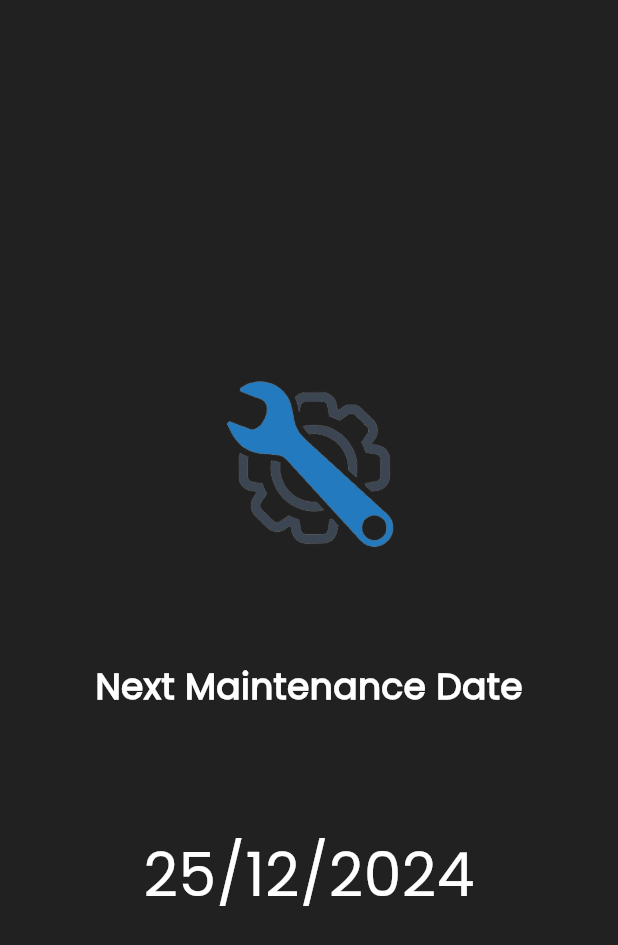
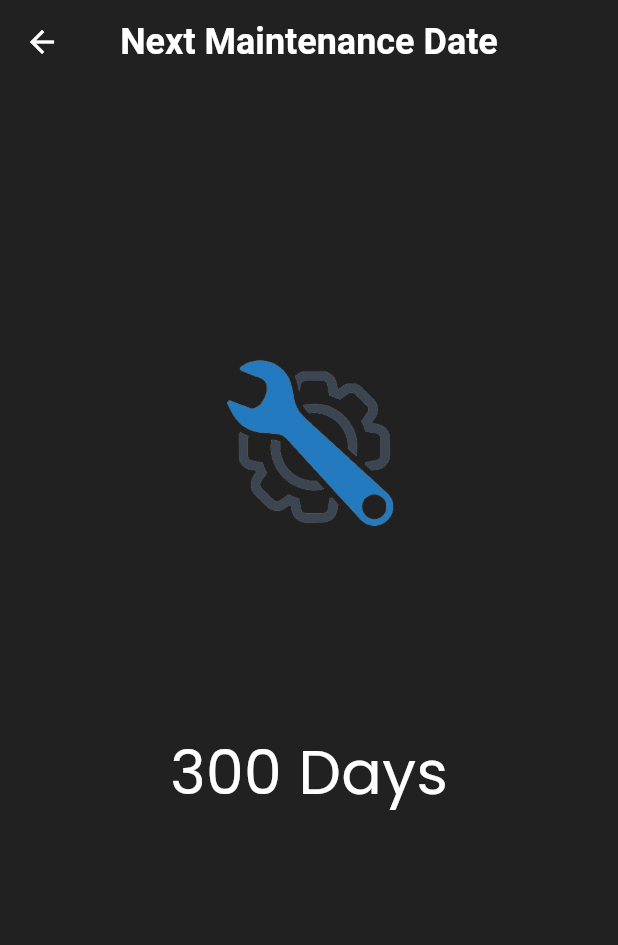
Before and after one commit to AshenDulsanka/IoT-PMS, a Flutter app: the NextMD screen opened directly, on a phone screen of 412 x 824 dp. Shown: the top 945 px of the screen. Run offline on Flutter 3.47's test engine with Material 3 defaults, Android fonts, the phone set to English and light mode, and no system bars.

Commit message:
modified nextmd page with appbar

```diff
--- a/mobileapp/lib/pages/nextmd.dart
+++ b/mobileapp/lib/pages/nextmd.dart
@@ -8,9 +8,31 @@
   Widget build(BuildContext context) {
     return Scaffold(
       backgroundColor: Colors.grey[900],
-      body: Center(
+      appBar: AppBar(
+        title: Text(
+          "Next Maintenance Date",
+          textAlign: TextAlign.center,
+          style: TextStyle(
+            color: Colors.white,
+            fontSize: 24,
+            fontWeight: FontWeight.bold,
+          ),
+        ),
+        centerTitle: true,
+        backgroundColor: Colors.grey[900], // Set app bar color to match background
+        elevation: 0,
+        leading: IconButton(
+          icon: Icon(Icons.arrow_back),
+          color: Colors.white,
+          onPressed: () {
+            Navigator.pop(context);
+          },
+        ),// Remove elevation
+      ),
+      body: SafeArea(
+        child: Center(
           child: Container(
-          padding: EdgeInsets.fromLTRB(20.0, 220.0, 20.0, 0.0),
+            padding: EdgeInsets.fromLTRB(20.0, 150.0, 20.0, 0.0),
             child: Column(
               mainAxisAlignment: MainAxisAlignment.start,
               children: [
@@ -20,19 +42,9 @@
                   height: 200,
                   alignment: Alignment.topCenter,
                 ),
-              SizedBox(height: 20),
-              Text(
-                "Next Maintenance Date",
-                style: TextStyle(
-                  fontSize: 24,
-                  fontWeight: FontWeight.bold,
-                  color: Colors.white,
-                  fontFamily: "Poppins",
-                ),
-              ),
                 SizedBox(height: 80),
                 Text(
-                "25/12/2024",
+                  "300 Days",
                   style: TextStyle(
                     fontSize: 40,
                     fontWeight: FontWeight.normal,
@@ -44,6 +56,7 @@
             ),
           ),
         ),
+      ),
     );
   }
 }
```
Lines whose indentation alone changed are shown as unchanged.
